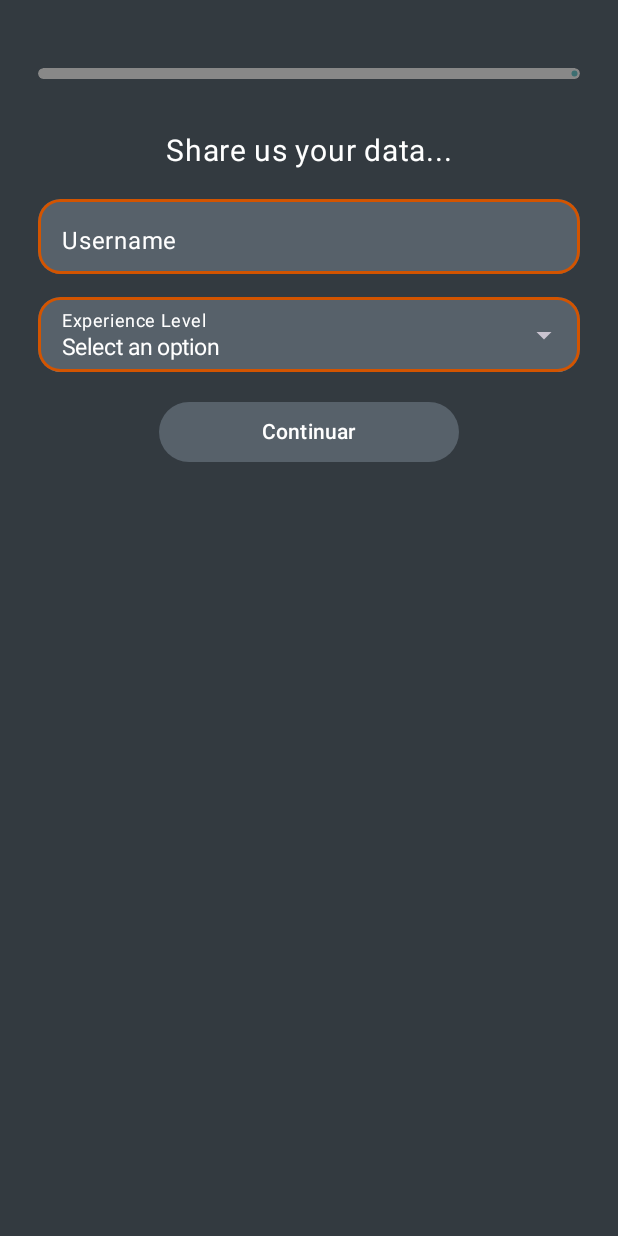
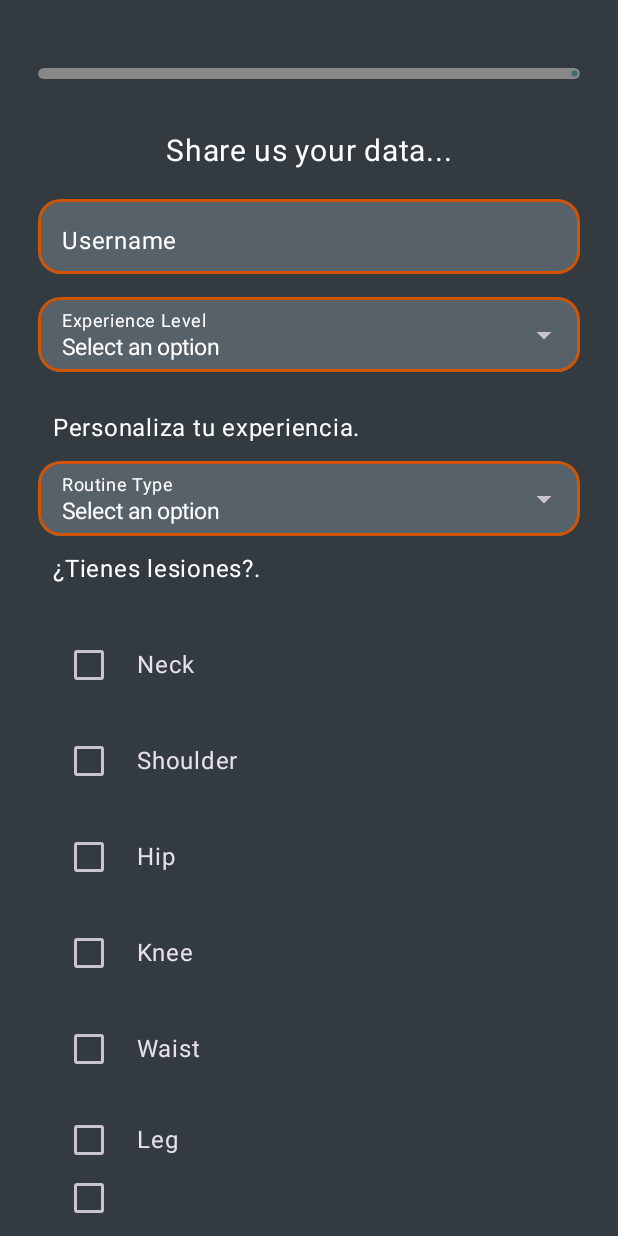
Before and after one commit to LunaFernando791/TrakingFitnessApp, an Android app built with Jetpack Compose: the RegisterFourScreen screen opened through its navigation route, on a phone screen of 412 x 824 dp. Run offline under Robolectric (Android 15) with nearby library versions, the phone set to English and light mode, and no system bars.

Commit message:
App v1.0.2 Nuevo versión de registro funcionando

```diff
--- a/app/build.gradle.kts
+++ b/app/build.gradle.kts
@@ -50,7 +50,6 @@ android {
 }
 
 dependencies {
-
     implementation(libs.androidx.core.ktx)
     implementation(libs.androidx.lifecycle.runtime.ktx)
     implementation(libs.androidx.activity.compose)
@@ -72,6 +71,10 @@ dependencies {
     androidTestImplementation(libs.androidx.ui.test.junit4)
     debugImplementation(libs.androidx.ui.tooling)
     debugImplementation(libs.androidx.ui.test.manifest)
+    implementation("androidx.constraintlayout:constraintlayout-compose:1.0.1")
+    implementation("androidx.compose.material:material-icons-core:1.3.0")
+    implementation("androidx.compose.material:material-icons-extended:1.3.0")
+
 
 
 }
--- a/app/src/main/java/com/example/trackingfitness/conection/UserService.kt
+++ b/app/src/main/java/com/example/trackingfitness/conection/UserService.kt
@@ -16,7 +16,9 @@ data class User(
     val email: String,
     val password: String,
     val username: String,
-    val experience_level_id: Int
+    val experience_level_id: Int,
+    val routine_type_id: Int,
+    val injuries: List<Int>
 )
 data class RegisterResponse(
     val success: Boolean,
--- a/app/src/main/java/com/example/trackingfitness/navigation/AppNavigation.kt
+++ b/app/src/main/java/com/example/trackingfitness/navigation/AppNavigation.kt
@@ -16,7 +16,7 @@ import com.example.trackingfitness.screens.RegisterThreeScreen
 import com.example.trackingfitness.screens.RegisterTwoScreen
 import com.example.trackingfitness.screens.RegisterOneScreen
 import com.example.trackingfitness.screens.StartScreen
-import com.example.trackingfitness.screens.ExerciseScreen
+import com.example.trackingfitness.screens.ExerciseListScreen
 import com.example.trackingfitness.screens.ProfileScreen
 import com.example.trackingfitness.viewModel.LoginViewModel
 import com.example.trackingfitness.viewModel.RecoverPasswordViewModel
@@ -82,8 +82,8 @@ fun AppNavigation(){
             PrincipalScreen(navController = navController,
                 userSession = userSessionManager)
         }
-        composable(AppScreens.ExerciseScreen.route) {
-            ExerciseScreen(navController = navController)
+        composable(AppScreens.ExerciseListScreen.route) {
+            ExerciseListScreen(navController = navController)
         }
         composable(AppScreens.ChangePassScreen.route) {
             ChangePassScreen(
@@ -97,5 +97,8 @@ fun AppNavigation(){
                 userSession = userSessionManager
             )
         }
+        composable(AppScreens.ExerciseCameraScreen.route) {
+
+        }
     }
 }
--- a/app/src/main/java/com/example/trackingfitness/navigation/AppScreens.kt
+++ b/app/src/main/java/com/example/trackingfitness/navigation/AppScreens.kt
@@ -10,7 +10,9 @@ sealed class AppScreens(val route: String) {
     data object RecoverPasswordScreen : AppScreens("recoverPassword")
     data object PrincipalScreen : AppScreens("homeScreen")
     data object OTPScreen : AppScreens("otpScreen")
-    data object ExerciseScreen : AppScreens("exerciseScreen")
+    data object ExerciseListScreen : AppScreens("exerciseListScreen")
     data object ChangePassScreen : AppScreens("changePassScreen")
     data object ProfileScreen : AppScreens("profileScreen")
+    data object ExerciseCameraScreen : AppScreens("exerciseCameraScreen")
+
 }
--- a/app/src/main/java/com/example/trackingfitness/screens/HomeScreen.kt
+++ b/app/src/main/java/com/example/trackingfitness/screens/HomeScreen.kt
@@ -198,7 +198,7 @@ fun TopMenu(
                 .background(Color.Gray)
                 .fillMaxSize()
                 .clickable {
-                    navController.navigate("exerciseScreen")
+                    navController.navigate("exerciseListScreen")
                 }) {
                 val img = painterResource(R.drawable.playicon)
                 Image(
--- a/app/src/main/java/com/example/trackingfitness/screens/RegisterFourScreen.kt
+++ b/app/src/main/java/com/example/trackingfitness/screens/RegisterFourScreen.kt
@@ -1,10 +1,20 @@
 package com.example.trackingfitness.screens
 
 import androidx.activity.compose.BackHandler
+import androidx.compose.foundation.layout.Column
+import androidx.compose.foundation.layout.Row
 import androidx.compose.foundation.layout.Spacer
+import androidx.compose.foundation.layout.fillMaxWidth
 import androidx.compose.foundation.layout.height
+import androidx.compose.foundation.layout.padding
 import androidx.compose.foundation.text.KeyboardOptions
+import androidx.compose.material3.Checkbox
+import androidx.compose.material3.MaterialTheme
+import androidx.compose.material3.Text
 import androidx.compose.runtime.Composable
+import androidx.compose.runtime.mutableStateListOf
+import androidx.compose.runtime.remember
+import androidx.compose.ui.Alignment
 import androidx.compose.ui.Modifier
 import androidx.compose.ui.text.input.ImeAction
 import androidx.compose.ui.text.input.KeyboardType
@@ -45,7 +55,82 @@ fun RegisterFourScreen(navController: NavController, viewModel: RegisterViewMode
                 isError = viewModel.experienceLevelError != null,
                 errorMessage = viewModel.experienceLevelError
             )
+            Spacer(modifier = Modifier.height(15.dp))
+            Text(
+                text= "Personaliza tu experiencia.",
+                color = MaterialTheme.colorScheme.primary,
+                fontSize = MaterialTheme.typography.titleMedium.fontSize,
+                modifier = Modifier
+                    .padding(10.dp)
+            )
+            CustomTextFieldMenu(
+                value = viewModel.routineType,
+                onValueChange = { viewModel.updateRoutineType(it) },
+                label = "Routine Type",
+                options = listOf(
+                    "Improve cardiovascular health", "Strengthen muscles", "Improve flexibility",
+                    "Reduce stress", "Weight control", "Increase energy", "Prevent diseases",
+                    "Improve posture"
+                ),
+                placeholder = "Select an option",
+                isError = viewModel.routineTypeError != null,
+                errorMessage = viewModel.routineTypeError
+            )
+            Text(
+                text= "¿Tienes lesiones?.",
+                color = MaterialTheme.colorScheme.primary,
+                fontSize = MaterialTheme.typography.titleMedium.fontSize,
+                modifier = Modifier
+                    .padding(10.dp)
+            )
+            InjurySelectionScreen(viewModel)
         },
         onButtonClick = {navController.navigate(AppScreens.StartScreen.route)}
     )
 }
+
+@Composable
+fun InjurySelectionScreen(viewModel: RegisterViewModel) {
+    // Recordar los IDs seleccionados
+    val selectedInjuries = remember { mutableStateListOf<Int>() }
+
+    // Lista de lesiones con sus IDs y nombres
+    val injuries = listOf(
+        1 to "Neck",
+        2 to "Shoulder",
+        3 to "Hip",
+        4 to "Knee",
+        5 to "Waist",
+        6 to "Leg",
+        7 to "Wrist"
+    )
+
+    Column(
+        modifier = Modifier.padding(10.dp)
+    ) {
+        injuries.forEach { (id, name) ->
+            Row(
+                verticalAlignment = Alignment.CenterVertically,
+                modifier = Modifier
+                    .fillMaxWidth()
+                    .padding(vertical = 8.dp)
+            ) {
+                Checkbox(
+                    checked = selectedInjuries.contains(id),
+                    onCheckedChange = { isChecked ->
+                        if (isChecked) {
+                            selectedInjuries.add(id) // Agregar el ID a la lista
+                        } else {
+                            selectedInjuries.remove(id) // Remover el ID de la lista
+                        }
+                        viewModel.updateInjuries(selectedInjuries)
+                    }
+                )
+                Text(
+                    text = name,
+                    modifier = Modifier.padding(start = 8.dp)
+                )
+            }
+        }
+    }
+}
--- a/gradle/libs.versions.toml
+++ b/gradle/libs.versions.toml
@@ -1,5 +1,7 @@
 [versions]
 agp = "8.5.0"
+androidxJunit = "1.2.1"
+classes = "1.5.2"
 kotlin = "1.9.0"
 coreKtx = "1.10.1"
 junit = "4.13.2"
@@ -13,7 +15,9 @@ media3Common = "1.4.0"
 material = "1.12.0"
 
 [libraries]
+androidx-classes = { module = "androidx.test:classes", version.ref = "classes" }
 androidx-core-ktx = { group = "androidx.core", name = "core-ktx", version.ref = "coreKtx" }
+androidx-junit-v121 = { module = "androidx.test.ext:junit", version.ref = "androidxJunit" }
 junit = { group = "junit", name = "junit", version.ref = "junit" }
 androidx-junit = { group = "androidx.test.ext", name = "junit", version.ref = "junitVersion" }
 androidx-espresso-core = { group = "androidx.test.espresso", name = "espresso-core", version.ref = "espressoCore" }
```
Also changed, not shown: app/src/main/AndroidManifest.xml (+11 -0 lines), app/src/main/java/com/example/trackingfitness/screens/ExerciseListScreen.kt (added, +177 -0 lines), app/src/main/java/com/example/trackingfitness/screens/ExerciseScreen.kt (deleted, +0 -138 lines), app/src/main/java/com/example/trackingfitness/screens/ProfileScreen.kt (+54 -42 lines), app/src/main/java/com/example/trackingfitness/viewModel/RegisterViewModel.kt (+50 -18 lines), 544 other files.
